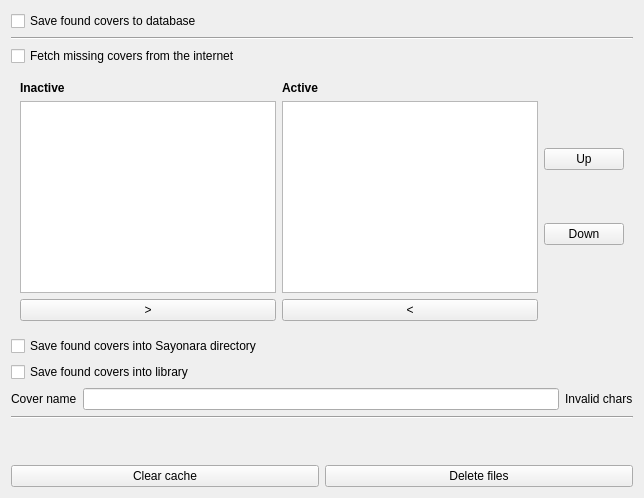
This is src/Gui/Preferences/Covers/GUI_CoverPreferences.ui in Inferno214221/sayonara-player as Qt 5 draws it before an edit. The edited form follows.
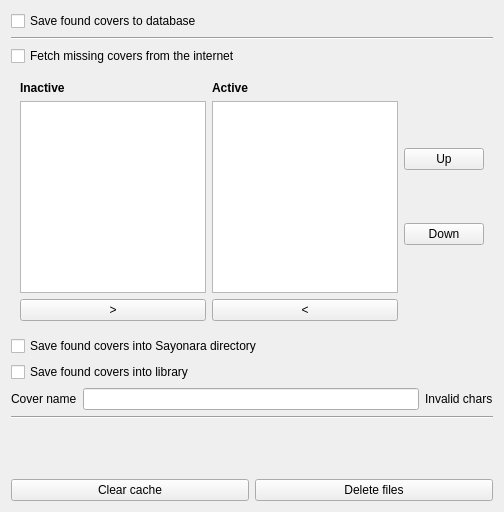
This is the edited form.

Commit message: playlist and cover update

Diff of the .ui file:
```diff
--- a/src/Gui/Preferences/Covers/GUI_CoverPreferences.ui
+++ b/src/Gui/Preferences/Covers/GUI_CoverPreferences.ui
@@ -2,9 +2,23 @@
 <ui version="4.0">
  <class>GUI_CoverPreferences</class>
  <widget class="QWidget" name="GUI_CoverPreferences">
+  <property name="geometry">
+   <rect>
+    <x>0</x>
+    <y>0</y>
+    <width>504</width>
+    <height>512</height>
+   </rect>
+  </property>
   <layout class="QGridLayout" name="gridLayout">
    <item row="6" column="0">
     <widget class="QWidget" name="widget" native="true">
+     <property name="sizePolicy">
+      <sizepolicy hsizetype="Ignored" vsizetype="Preferred">
+       <horstretch>0</horstretch>
+       <verstretch>0</verstretch>
+      </sizepolicy>
+     </property>
      <layout class="QGridLayout" name="gridLayout_3">
       <item row="1" column="1">
        <widget class="QListWidget" name="lv_cover_searchers">
```
Left out of the diff: 15 changed lines with no effect on the pictures. The commit also changes 87 other files.
